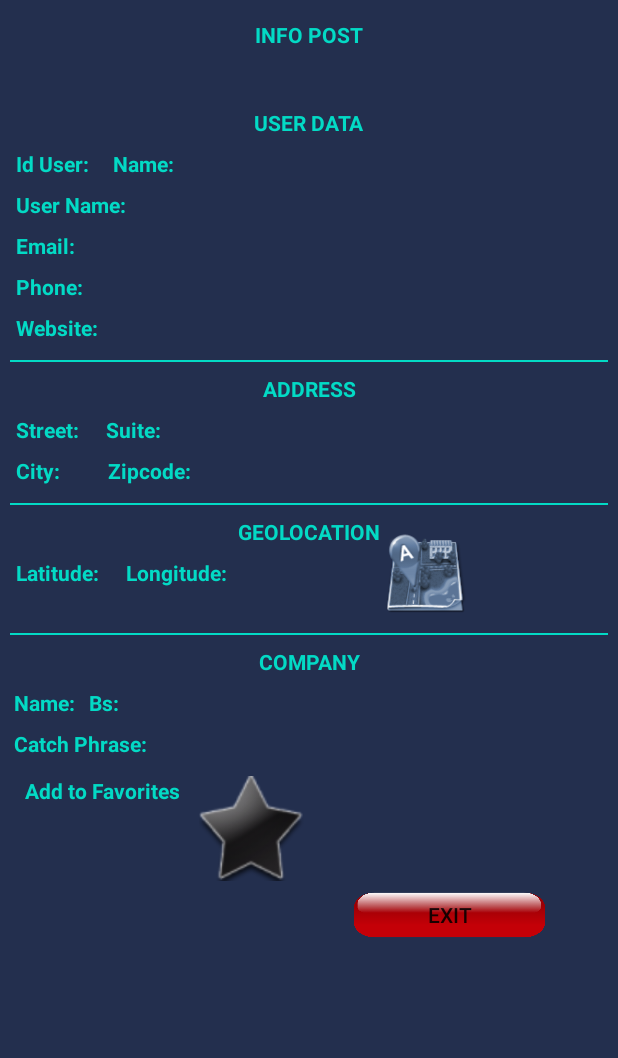
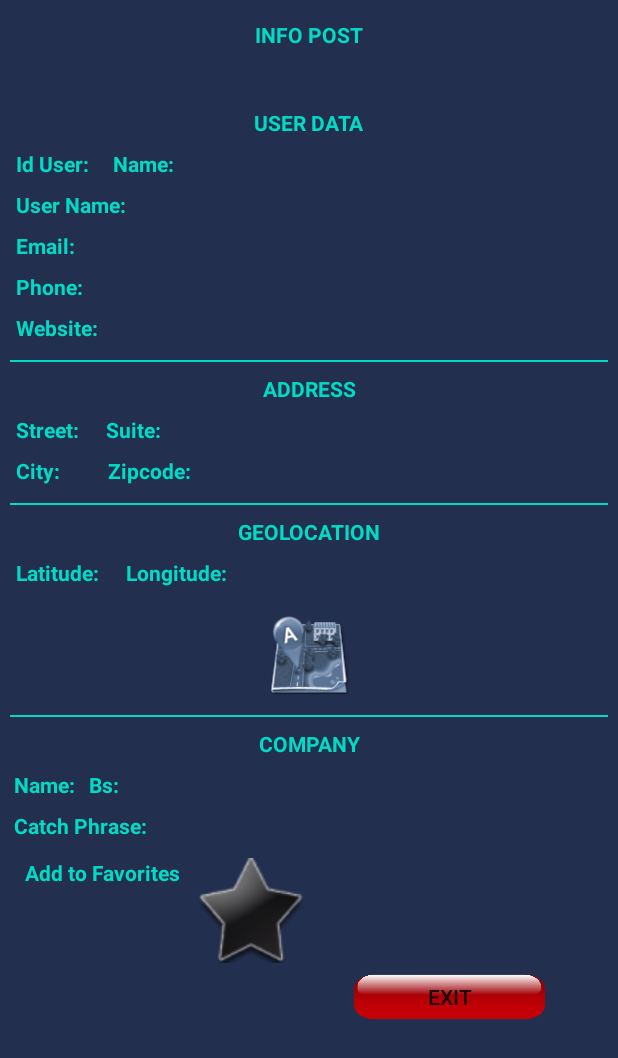
Before and after one commit to jaac08hotmail/Prueba_Fase1, an Android app: the DetalleActivity screen opened directly, with no data from a screen before it, after a tap on an icon or button, on a phone screen of 412 x 824 dp. Shown: the top 1058 px of the screen. Run offline under Robolectric (Android 15) with nearby library versions, the phone set to English and light mode, and no system bars; our stand-ins replace Volley; libraries missing offline, so code that uses them is left out: cn.pedant; network calls fail; 8 statements that could not run were skipped.

Commit message:
Segunda Modificacion Pantalla detalle

```diff
--- a/app/src/main/java/com/jaac08/prueba_fase1/DetalleActivity.java
+++ b/app/src/main/java/com/jaac08/prueba_fase1/DetalleActivity.java
@@ -247,7 +247,8 @@ public class DetalleActivity extends AppCompatActivity {
                 startActivity(chooser);
                 break;
             case R.id.btnExit:
-                sweetAlertDialog = mensaje.MensajeConfirmacionAdvertenciaConBotones(DetalleActivity.this,"Warning","Is sure to Exit?");
+                UpdateInfoPost();
+                /*sweetAlertDialog = mensaje.MensajeConfirmacionAdvertenciaConBotones(DetalleActivity.this,"Warning","Is sure to Exit?");
                 sweetAlertDialog.setConfirmClickListener(new SweetAlertDialog.OnSweetClickListener() {
                     @Override
                     public void onClick(SweetAlertDialog sweetAlertDialog) {
@@ -261,7 +262,7 @@ public class DetalleActivity extends AppCompatActivity {
 
                     }
                 });
-                sweetAlertDialog.show();
+                sweetAlertDialog.show();*/
                 break;
 
         }
--- a/app/src/main/res/layout/activity_detalle.xml
+++ b/app/src/main/res/layout/activity_detalle.xml
@@ -407,8 +407,8 @@
                     android:onClick="Onclick"
                     android:textSize="8sp"
                     app:layout_constraintEnd_toEndOf="parent"
-                    app:layout_constraintStart_toEndOf="@+id/txtVlon"
-                    app:layout_constraintTop_toBottomOf="@+id/divider2" />
+                    app:layout_constraintStart_toStartOf="parent"
+                    app:layout_constraintTop_toBottomOf="@+id/txtLon" />
 
                 <View
                     android:id="@+id/divider2"
--- a/app/src/main/res/layout/item_list.xml
+++ b/app/src/main/res/layout/item_list.xml
@@ -93,7 +93,6 @@
         android:layout_height="wrap_content"
         android:layout_marginTop="2dp"
         android:background="#6200EA"
-        android:text="prueba"
         android:textSize="4sp" />
 
 </LinearLayout>
--- a/app/src/main/res/values/colors.xml
+++ b/app/src/main/res/values/colors.xml
@@ -4,6 +4,7 @@
     <color name="colorPrimaryDark">#3700B3</color>
     <color name="colorAccent">#03DAC5</color>
 
+    <color name="colorline">#6200EE</color>
     <color name="colorBackground">#141526</color>
     <color name="colorTransparent">#00ffffff</color>
     <color name="colorBackground2">#232f4e</color>
```
